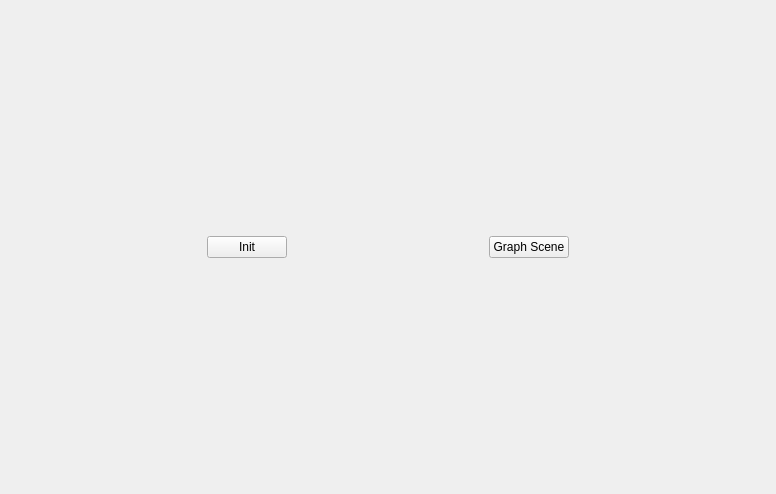
norian-n/EcoGraphDb, file src/samples/EgPaintingSample/mainwindow.ui: the form before one commit.
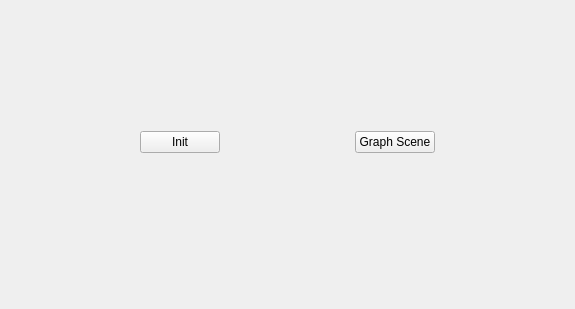
The form after the commit.

The edit to the form file:
```diff
--- a/src/samples/EgPaintingSample/mainwindow.ui
+++ b/src/samples/EgPaintingSample/mainwindow.ui
@@ -6,8 +6,8 @@
    <rect>
     <x>0</x>
     <y>0</y>
-    <width>776</width>
-    <height>494</height>
+    <width>575</width>
+    <height>309</height>
    </rect>
   </property>
   <property name="sizePolicy">
@@ -97,6 +97,36 @@
       </item>
      </layout>
     </item>
+    <item>
+     <spacer name="verticalSpacer_3">
+      <property name="orientation">
+       <enum>Qt::Vertical</enum>
+      </property>
+      <property name="sizeHint" stdset="0">
+       <size>
+        <width>20</width>
+        <height>0</height>
+       </size>
+      </property>
+     </spacer>
+    </item>
+    <item>
+     <widget class="QLabel" name="labelConnecting">
+      <property name="font">
+       <font>
+        <pointsize>12</pointsize>
+        <weight>50</weight>
+        <bold>false</bold>
+       </font>
+      </property>
+      <property name="text">
+       <string/>
+      </property>
+      <property name="alignment">
+       <set>Qt::AlignCenter</set>
+      </property>
+     </widget>
+    </item>
     <item>
      <spacer name="verticalSpacer_2">
       <property name="orientation">
```
